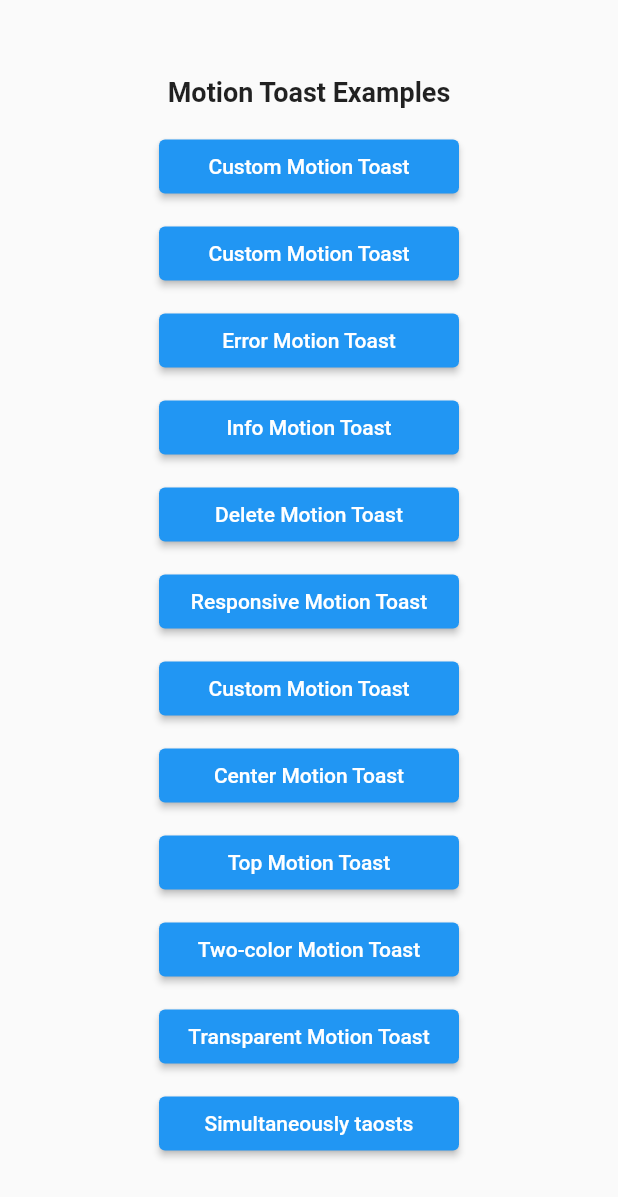
After one commit to Anikshakya/Csv-Upload-Web-Android, a Flutter app: the screen it shows after launch, after a tap on "Toast Notifications", on a phone screen of 412 x 824 dp. The commit adds this screen. Shown: the top 1197 px of the screen. Run offline on Flutter 3.47's test engine with Material 2 defaults, Android fonts, the phone set to English and light mode, and no system bars; our stand-ins replace csv, file_picker, firebase_core, firebase_messaging, motion_toast; missing offline and left inert: firebase_app_installations, firebase_in_app_messaging; accounts and stored records are empty.

Commit message:
Added Motion Toast & fixed notification in both Web & Android

```diff
--- /dev/null
+++ b/lib/Motion Toast/motion_toasts.dart
@@ -0,0 +1,463 @@
+import 'package:flutter/material.dart';
+import 'package:motion_toast/motion_toast.dart';
+import 'package:motion_toast/resources/arrays.dart';
+
+class StyledToasts extends StatefulWidget {
+  const StyledToasts({Key? key}) : super(key: key);
+
+  @override
+  State<StyledToasts> createState() => _StyledToastsState();
+}
+
+class _StyledToastsState extends State<StyledToasts> {
+  @override
+  Widget build(BuildContext context) {
+    return Scaffold(
+      body: SafeArea(
+        child: Center(
+          child: SizedBox(
+            width: double.infinity,
+            child: SingleChildScrollView(
+              child: Column(
+                mainAxisAlignment: MainAxisAlignment.center,
+                crossAxisAlignment: CrossAxisAlignment.center,
+                children: [
+                  const Text(
+                    'Motion Toast Examples',
+                    style: TextStyle(fontWeight: FontWeight.bold, fontSize: 18),
+                  ),
+                  const SizedBox(
+                    height: 15,
+                  ),
+                  SizedBox(
+                    width: 200,
+                    child: ElevatedButton(
+                      onPressed: () {
+                        toastAnimation();
+                      },
+                      child: const Text('Custom Motion Toast'),
+                    ),
+                  ),
+                  const SizedBox(
+                    height: 10,
+                  ),
+                  SizedBox(
+                    width: 200,
+                    child: ElevatedButton(
+                      onPressed: () {
+                        _displayWarningMotionToast();
+                      },
+                      child: const Text('Custom Motion Toast'),
+                    ),
+                  ),
+                  const SizedBox(
+                    height: 10,
+                  ),
+                  SizedBox(
+                    width: 200,
+                    child: ElevatedButton(
+                      onPressed: () {
+                        _displayErrorMotionToast();
+                      },
+                      child: const Text('Error Motion Toast'),
+                    ),
+                  ),
+                  const SizedBox(
+                    height: 10,
+                  ),
+                  SizedBox(
+                    width: 200,
+                    child: ElevatedButton(
+                      onPressed: () {
+                        _displayInfoMotionToast();
+                      },
+                      child: const Text('Info Motion Toast'),
+                    ),
+                  ),
+                  const SizedBox(
+                    height: 10,
+                  ),
+                  SizedBox(
+                    width: 200,
+                    child: ElevatedButton(
+                      onPressed: () {
+                        _displayDeleteMotionToast();
+                      },
+                      child: const Text('Delete Motion Toast'),
+                    ),
+                  ),
+                  const SizedBox(
+                    height: 10,
+                  ),
+                  SizedBox(
+                    width: 200,
+                    child: ElevatedButton(
+                      onPressed: () {
+                        _displayResponsiveMotionToast();
+                      },
+                      child: const Text('Responsive Motion Toast'),
+                    ),
+                  ),
+                  const SizedBox(
+                    height: 10,
+                  ),
+                  SizedBox(
+                    width: 200,
+                    child: ElevatedButton(
+                      onPressed: () {
+                        _displayCustomMotionToast();
+                      },
+                      child: const Text('Custom Motion Toast'),
+                    ),
+                  ),
+                  const SizedBox(
+                    height: 10,
+                  ),
+                  SizedBox(
+                    width: 200,
+                    child: ElevatedButton(
+                      onPressed: () {
+                        _displayCenterMotionToast();
+                      },
+                      child: const Text('Center Motion Toast'),
+                    ),
+                  ),
+                  const SizedBox(
+                    height: 10,
+                  ),
+                  SizedBox(
+                    width: 200,
+                    child: ElevatedButton(
+                      onPressed: () {
+                        _displayTopMotionToast();
+                      },
+                      child: const Text('Top Motion Toast'),
+                    ),
+                  ),
+                  const SizedBox(
+                    height: 10,
+                  ),
+                  SizedBox(
+                    width: 200,
+                    child: ElevatedButton(
+                      onPressed: () {
+                        _displayTwoColorsMotionToast();
+                      },
+                      child: const Text('Two-color Motion Toast'),
+                    ),
+                  ),
+                  const SizedBox(
+                    height: 10,
+                  ),
+                  SizedBox(
+                    width: 200,
+                    child: ElevatedButton(
+                      onPressed: () {
+                        _displayTransparentMotionToast();
+                      },
+                      child: const Text('Transparent Motion Toast'),
+                    ),
+                  ),
+                  const SizedBox(
+                    height: 10,
+                  ),
+                  SizedBox(
+                    width: 200,
+                    child: ElevatedButton(
+                      onPressed: () {
+                        _displaySimultaneouslyToasts();
+                      },
+                      child: const Text('Simultaneously taosts'),
+                    ),
+                  ),
+                ],
+              ),
+            ),
+          ),
+        ),
+      ),
+    );
+  }
+
+  void toastAnimation() {
+    MotionToast(
+      icon: Icons.check_circle_outline,
+      iconSize: 0.0,
+      primaryColor: Colors.transparent,
+      secondaryColor: Colors.transparent,
+      animationCurve: Curves.bounceOut,
+      backgroundType: BackgroundType.transparent,
+      layoutOrientation: ToastOrientation.rtl,
+      animationType: AnimationType.fromTop,
+      position: MotionToastPosition.top,
+      animationDuration: const Duration(milliseconds: 1000),
+      borderRadius: 4.0,
+      padding: const EdgeInsets.only(top : 8.0, left: 8.0, right: 8.0),
+      height: MediaQuery.of(context).size.height * 0.095,
+      width: MediaQuery.of(context).size.width - 40,
+      title: Row(
+        children: [
+          const SizedBox(width: 20.0,),
+          Column(
+            crossAxisAlignment: CrossAxisAlignment.start,
+            children: const [
+              Text(
+                'Lorum Ipsum',
+                style:
+                    TextStyle(fontWeight: FontWeight.bold, color: Colors.white),
+              ),
+              SizedBox(
+                height: 10,
+              ),
+              Text(
+                'Example of Info Toast Lorum Ipsum',
+                style: TextStyle(
+                  fontWeight: FontWeight.bold,
+                  color: Colors.white,
+                ),
+              ),
+            ],
+          ),
+          const Spacer(),
+          const Icon(
+            Icons.check_circle,
+            color: Colors.green,
+          ),
+        ],
+      ),
+      description: const SizedBox(),
+    ).show(context);
+  }
+
+  void _displayWarningMotionToast() {
+    MotionToast(
+      icon: Icons.check_circle_outline,
+      primaryColor: Colors.transparent,
+      secondaryColor: Colors.transparent,
+      animationCurve: Curves.bounceOut,
+      backgroundType: BackgroundType.transparent,
+      borderRadius: 4.0,
+      padding: const EdgeInsets.only( top : 8.0, left: 8.0, right: 8.0),
+      height: MediaQuery.of(context).size.height * 0.095,
+      iconSize: 0,
+      width: MediaQuery.of(context).size.width - 40,
+      title: Row(
+        children: [
+          const SizedBox(width: 20,),
+          Column(
+            crossAxisAlignment: CrossAxisAlignment.start,
+            children: const [
+              Text(
+                'Lorum Ipsum',
+                style:
+                    TextStyle(fontWeight: FontWeight.bold, color: Colors.white),
+              ),
+              SizedBox(
+                height: 10,
+              ),
+              Text(
+                'Example of Info Toast Lorum Ipsum',
+                style: TextStyle(
+                  fontWeight: FontWeight.bold,
+                  color: Colors.white,
+                ),
+              ),
+            ],
+          ),
+          const Spacer(),
+          const Icon(
+            Icons.check_circle,
+            color: Colors.green,
+          ),
+        ],
+      ),
+      description: const SizedBox(),
+      layoutOrientation: ToastOrientation.rtl,
+      animationType: AnimationType.fromRight,
+      position: MotionToastPosition.top,
+      animationDuration: const Duration(milliseconds: 1000),
+    ).show(context);
+  }
+
+  void _displayErrorMotionToast() {
+    MotionToast.error(
+      title: const Text(
+        'Error',
+        style: TextStyle(
+          fontWeight: FontWeight.bold,
+        ),
+      ),
+      description: const Text('Please enter your name'),
+      animationType: AnimationType.fromLeft,
+      position: MotionToastPosition.top,
+      barrierColor: Colors.black.withOpacity(0.3),
+      width: 300,
+      height: 80,
+      dismissable: false,
+    ).show(context);
+  }
+
+  void _displayInfoMotionToast() {
+    MotionToast.info(
+      title: const Text(
+        'Info Motion Toast',
+        style: TextStyle(
+          fontWeight: FontWeight.bold,
+        ),
+      ),
+      position: MotionToastPosition.center,
+      description: const Text('Example of Info Toast'),
+    ).show(context);
+  }
+
+  void _displayDeleteMotionToast() {
+    MotionToast.delete(
+      title: const Text(
+        'Deleted',
+        style: TextStyle(
+          fontWeight: FontWeight.bold,
+        ),
+      ),
+      description: const Text('The item is deleted'),
+      animationType: AnimationType.fromTop,
+      position: MotionToastPosition.top,
+    ).show(context);
+  }
+
+  void _displayResponsiveMotionToast() {
+    MotionToast(
+      icon: Icons.rocket_launch,
+      primaryColor: Colors.purple,
+      title: const Text(
+        'Custom Toast',
+        style: TextStyle(
+          fontWeight: FontWeight.bold,
+        ),
+      ),
+      description: const Text(
+        'Hello my name is Flutter dev',
+      ),
+    ).show(context);
+  }
+
+  void _displayCustomMotionToast() {
+    MotionToast(
+      icon: Icons.alarm,
+      primaryColor: Colors.pink,
+      title: const Text(
+        'New bugatti',
+        style: TextStyle(
+          fontWeight: FontWeight.bold,
+        ),
+      ),
+      description: Image.network(
+        'https://media.wired.com/photos/5d56e7a245517600087f90a3/master/pass/Transpo_bugatti_02_CD_3I4-FRONT.jpg',
+        width: 100,
+        height: 100,
+      ),
+    ).show(context);
+  }
+
+  void _displayCenterMotionToast() {
+    MotionToast(
+      icon: Icons.alarm,
+      primaryColor: Colors.deepOrange,
+      title: const Text(
+        'Center Toast',
+        style: TextStyle(
+          fontWeight: FontWeight.bold,
+        ),
+      ),
+      width: 350,
+      height: 150,
+      description: const Text(
+        'Lorem ipsum dolor sit amet, Lorem ipsum dolor sit amet, Lorem ipsum dolor sit amet, consectetur adipiscing elit, sed do eiusmod tempor incididunt ut labore et dolore magna aliqua. In vitae turpis massa sed elementum tempus egestas sed sed.',
+      ),
+      //description: "Center displayed motion toast",
+      position: MotionToastPosition.center,
+    ).show(context);
+  }
+
+  void _displayTopMotionToast() {
+    MotionToast(
+      icon: Icons.zoom_out,
+      primaryColor: Colors.deepOrange,
+      title: const Text('Top Motion Toast'),
+      description: const Text('Another motion toast example'),
+      position: MotionToastPosition.top,
+      animationType: AnimationType.fromTop,
+      width: 350,
+      height: 100,
+      padding: const EdgeInsets.only(
+        top: 30,
+      ),
+    ).show(context);
+  }
+
+  void _displayTwoColorsMotionToast() {
+    MotionToast(
+      icon: Icons.zoom_out,
+      primaryColor: Colors.orange[500]!,
+      secondaryColor: Colors.grey,
+      backgroundType: BackgroundType.solid,
+      title: const Text(
+        'Two Color Motion Toast',
+        style: TextStyle(
+          fontWeight: FontWeight.bold,
+        ),
+      ),
+      description: const Text('Another motion toast example'),
+      position: MotionToastPosition.top,
+      animationType: AnimationType.fromTop,
+      width: 350,
+      height: 100,
+    ).show(context);
+  }
+
+  void _displayTransparentMotionToast() {
+    MotionToast(
+      icon: Icons.zoom_out,
+      primaryColor: Colors.grey[400]!,
+      secondaryColor: Colors.yellow,
+      backgroundType: BackgroundType.transparent,
+      title: const Text(
+        'Two Color Motion Toast',
+        style: TextStyle(
+          fontWeight: FontWeight.bold,
+        ),
+      ),
+      description: const Text('Another motion toast example'),
+      position: MotionToastPosition.center,
+      width: 350,
+      height: 100,
+    ).show(context);
+  }
+
+  void _displaySimultaneouslyToasts() {
+    MotionToast.warning(
+      title: const Text(
+        'Warning Motion Toast',
+        style: TextStyle(
+          fontWeight: FontWeight.bold,
+        ),
+      ),
+      description: const Text('This is a Warning'),
+      animationCurve: Curves.bounceIn,
+      borderRadius: 0,
+      animationDuration: const Duration(milliseconds: 1000),
+    ).show(context);
+    MotionToast.error(
+      title: const Text(
+        'Error',
+        style: TextStyle(
+          fontWeight: FontWeight.bold,
+        ),
+      ),
+      description: const Text('Please enter your name'),
+      animationType: AnimationType.fromLeft,
+      position: MotionToastPosition.top,
+      width: 300,
+      height: 80,
+    ).show(context);
+  }
+}
--- a/lib/home_page.dart
+++ b/lib/home_page.dart
@@ -1,6 +1,9 @@
 import 'package:firebase_in_app_messaging/firebase_in_app_messaging.dart';
 import 'package:firebase_messaging/firebase_messaging.dart';
 import 'package:flutter/material.dart';
+import 'package:motion_toast/motion_toast.dart';
+import 'package:motion_toast/resources/arrays.dart';
+import 'package:web_notification/Motion%20Toast/motion_toasts.dart';
 import 'package:web_notification/csv_file.dart';
 
 class HomePage extends StatefulWidget {
@@ -31,12 +34,14 @@ class _HomePageState extends State<HomePage> {
           children: [
             const SizedBox(height:20.0),
             const Text("Home Page"),
-              ElevatedButton(
+            const SizedBox(height: 10),
+            ElevatedButton(
                 child: const Text('Csv File Uplaod'),
                 onPressed: () {
                   Navigator.push(context, MaterialPageRoute(builder: (context)=>const FilePage()));
                  },
               ),
+              const SizedBox(height: 10),
               ElevatedButton(
                 child: const Text('In App Message'),
                 onPressed: () {
@@ -49,6 +54,13 @@ class _HomePageState extends State<HomePage> {
                 inAppMessage.triggerEvent('Test');
                },
               ),
+             const SizedBox(height: 10),
+            ElevatedButton(
+              child: const Text('Toast Notifications'),
+              onPressed: () {
+                Navigator.push(context, MaterialPageRoute(builder: ((context) => const StyledToasts())));
+              },
+            ),
           ],
         ),
       ),
@@ -63,21 +75,54 @@ class _HomePageState extends State<HomePage> {
       debugPrint('Message data: ${message.data}');
       if (message.notification != null) {
         debugPrint('Message also contained a notification: ${message.notification!.body}');
-        showDialog(
-          context: context,
-            builder: ((BuildContext context) {
-              return SimpleDialog(
-                title: Column(
-                    crossAxisAlignment: CrossAxisAlignment.start,
-                    children: [
-                      Text('Title ${message.notification!.title}'),
-                      Text('Title ${message.notification!.body}'),
-                    ],
+        MotionToast(
+          icon: Icons.check_circle_outline,
+          iconSize: 0.0,
+          primaryColor: Colors.transparent,
+          secondaryColor: Colors.transparent,
+          animationCurve: Curves.bounceOut,
+          backgroundType: BackgroundType.transparent,
+          layoutOrientation: ToastOrientation.rtl,
+          animationType: AnimationType.fromTop,
+          position: MotionToastPosition.top,
+          animationDuration: const Duration(milliseconds: 1000),
+          borderRadius: 4.0,
+          padding: const EdgeInsets.only(top : 8.0, left: 8.0, right: 8.0),
+          height: MediaQuery.of(context).size.height * 0.095,
+          width: MediaQuery.of(context).size.width - 40,
+          title: Row(
+            children: [
+              const SizedBox(width: 20.0,),
+              Column(
+                crossAxisAlignment: CrossAxisAlignment.start,
+                children:  [
+                  Text(
+                    '${message.notification!.title}',
+                    style:
+                        const TextStyle(fontWeight: FontWeight.bold, color: Colors.white),
                   ),
-              );
-            }
+                  const SizedBox(
+
+                    height: 10,
+                  ),
+                  Text(
+                    '${message.notification!.body}',
+                    style: const TextStyle(
+                      fontWeight: FontWeight.bold,
+                      color: Colors.white,
+                    ),
+                  ),
+                ],
+              ),
+              const Spacer(),
+              const Icon(
+                Icons.check_circle,
+                color: Colors.green,
+              ),
+            ],
           ),
-        );
+          description: const SizedBox(),
+        ).show(context);
       }
     }
   );
--- a/lib/main.dart
+++ b/lib/main.dart
@@ -1,5 +1,6 @@
 import 'package:firebase_core/firebase_core.dart';
 import 'package:firebase_messaging/firebase_messaging.dart';
+import 'package:flutter/foundation.dart';
 import 'package:flutter/material.dart';
 import 'package:firebase_app_installations/firebase_app_installations.dart';
 import 'package:web_notification/home_page.dart';
@@ -12,18 +13,18 @@ Future<void> backgroundHandler(RemoteMessage message)async{
 }
 void main() async{
   WidgetsFlutterBinding.ensureInitialized();
-  // if(kIsWeb){
-  //   await Firebase.initializeApp(
-  //   options: const FirebaseOptions(
-  //     apiKey: "AIzaSyBu9eAd26DVhQwFFcmnOuDHHm25tvApRUI",
-  //     authDomain: "web-notification-e24ec.firebaseapp.com",
-  //     projectId: "web-notification-e24ec",
-  //     storageBucket: "web-notification-e24ec.appspot.com",
-  //     messagingSenderId: "270162009803",
-  //     appId: "1:270162009803:web:e0843a216355a655c4054e"
-  //   ),
-  // );
-  // }
+  if(kIsWeb){
+    await Firebase.initializeApp(
+    options: const FirebaseOptions(
+      apiKey: "AIzaSyBu9eAd26DVhQwFFcmnOuDHHm25tvApRUI",
+      authDomain: "web-notification-e24ec.firebaseapp.com",
+      projectId: "web-notification-e24ec",
+      storageBucket: "web-notification-e24ec.appspot.com",
+      messagingSenderId: "270162009803",
+      appId: "1:270162009803:web:e0843a216355a655c4054e"
+    ),
+  );
+  }
   await Firebase.initializeApp();
   FirebaseMessaging.onBackgroundMessage(backgroundHandler);
   runApp(const MyApp());
--- a/pubspec.yaml
+++ b/pubspec.yaml
@@ -46,6 +46,9 @@ dependencies:
   #File Picker
   file_picker: ^4.6.1
   csv: ^5.0.1
+
+  #animated notification
+  motion_toast: ^2.4.3
 
 dev_dependencies:
   flutter_test:
```
Also changed, not shown: pubspec.lock.
